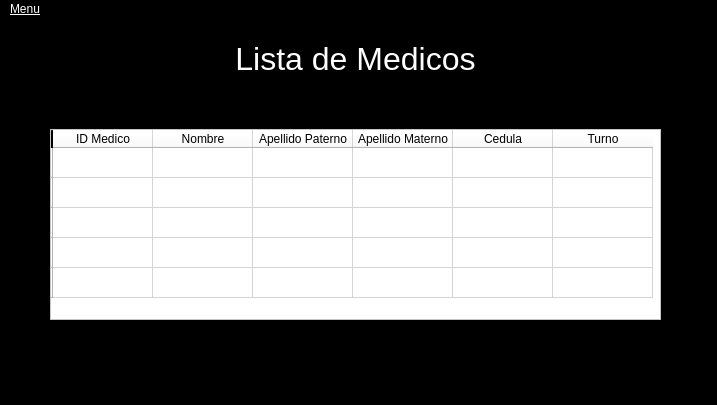
This is interfaces/Lista de medicos.ui in xVyrusz/J-Medic as Qt 5 draws it before an edit. The edited form follows.
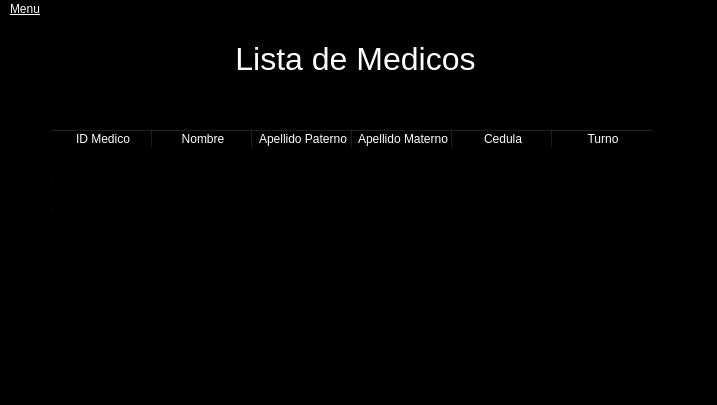
This is the edited form.

Commit message: se modificaron las interfaces

Patch:
```diff
--- a/interfaces/Lista de medicos.ui
+++ b/interfaces/Lista de medicos.ui
@@ -61,8 +61,8 @@
      <string>&lt;html&gt;&lt;head/&gt;&lt;body&gt;&lt;p&gt;&lt;br/&gt;&lt;/p&gt;&lt;/body&gt;&lt;/html&gt;</string>
     </property>
     <property name="styleSheet">
-     <string notr="true">color: rgb(0, 0, 0);
-background-color: rgb(255, 255, 255);</string>
+     <string notr="true">color: rgb(255, 255, 255);
+background-color: rgb(0, 0, 0);</string>
     </property>
     <row>
      <property name="text">
@@ -119,6 +119,16 @@
       <string>Turno</string>
      </property>
     </column>
+    <item row="0" column="0">
+     <property name="text">
+      <string/>
+     </property>
+    </item>
+    <item row="0" column="1">
+     <property name="text">
+      <string/>
+     </property>
+    </item>
    </widget>
   </widget>
   <widget class="QMenuBar" name="menubar">
```
Left out of the diff: 2 changed lines with no effect on the pictures. The commit also changes 6 other files.
